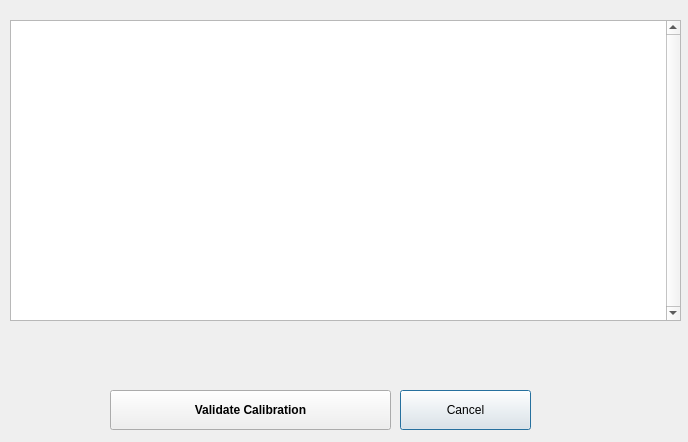
Before: the Qt Designer form gui/wafer_calibration_dlg.ui in SBEMimage/SBEMimage, drawn with Qt 5.
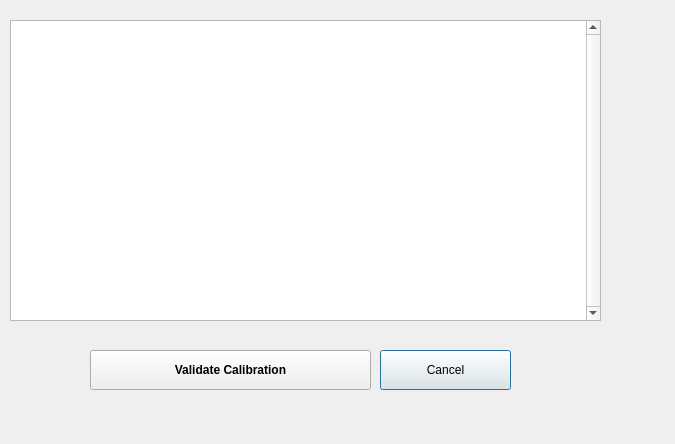
After: the same form once the commit is applied.

Commit message: magc: landmark calibration wip

```diff
--- a/gui/wafer_calibration_dlg.ui
+++ b/gui/wafer_calibration_dlg.ui
@@ -6,8 +6,8 @@
    <rect>
     <x>0</x>
     <y>0</y>
-    <width>688</width>
-    <height>442</height>
+    <width>675</width>
+    <height>444</height>
    </rect>
   </property>
   <property name="windowTitle">
@@ -21,7 +21,7 @@
     <rect>
      <x>10</x>
      <y>20</y>
-     <width>671</width>
+     <width>591</width>
      <height>301</height>
     </rect>
    </property>
@@ -100,8 +100,8 @@
   <widget class="QPushButton" name="pushButton_cancel">
    <property name="geometry">
     <rect>
-     <x>400</x>
-     <y>390</y>
+     <x>380</x>
+     <y>350</y>
      <width>131</width>
      <height>40</height>
     </rect>
@@ -113,8 +113,8 @@
   <widget class="QPushButton" name="pushButton_validateCalibration">
    <property name="geometry">
     <rect>
-     <x>110</x>
-     <y>390</y>
+     <x>90</x>
+     <y>350</y>
      <width>281</width>
      <height>40</height>
     </rect>
```
The commit also changes 4 other files.
